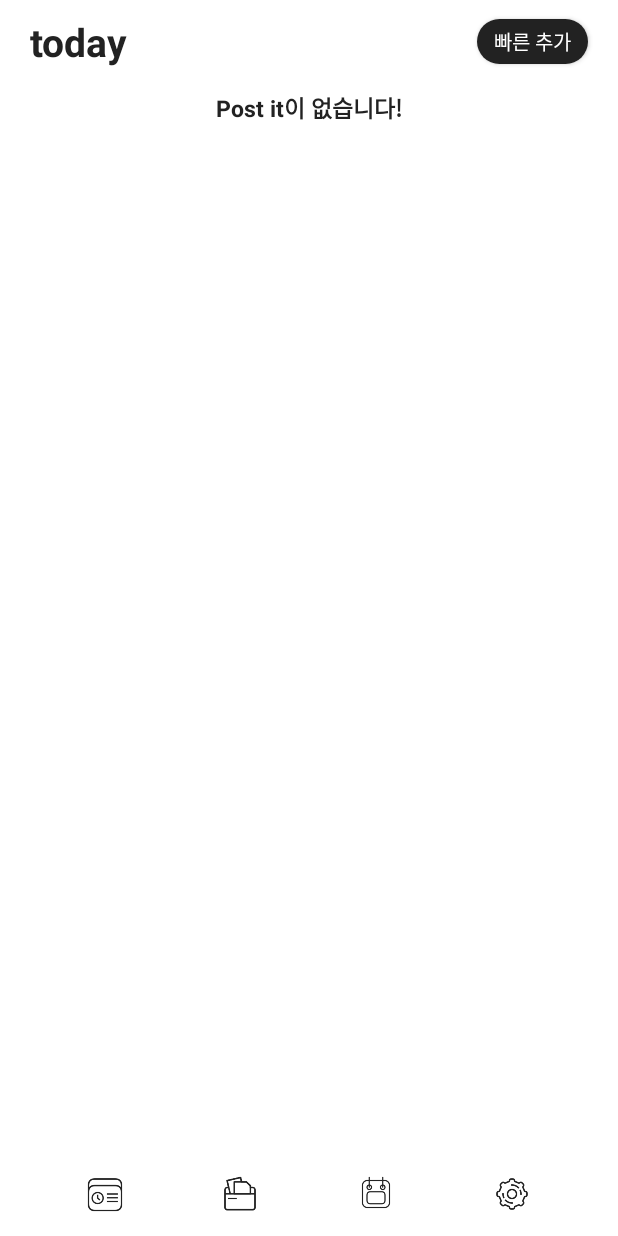
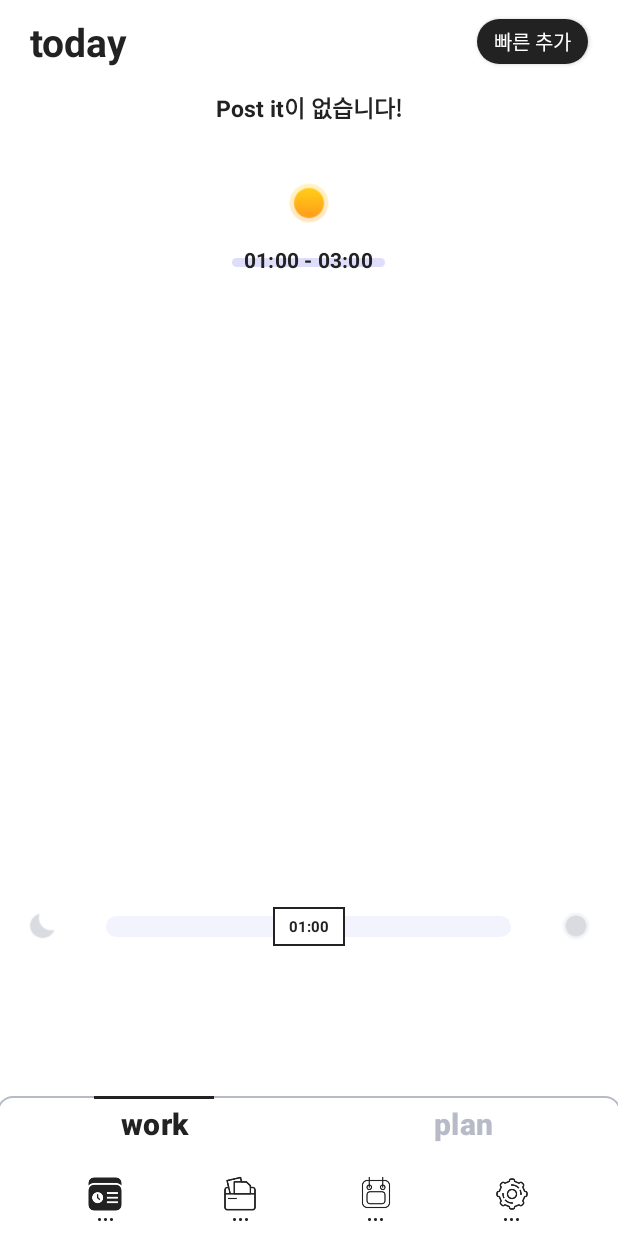
Before and after one commit to seonb2n/toodle_and_java, an Android app: the screen it shows after launch (TodayActivity before the commit, TodayWorkActivity after it), on a phone screen of 412 x 824 dp. Run offline under Robolectric (Android 15) with nearby library versions, the light colour scheme and no system bars; libraries missing offline, so code that uses them is left out: com.franmontiel.persistentcookiejar, com.jakewharton.threetenabp, com.kakao.auth, com.kakao.network, com.kakao.usermgmt; 4 statements that could not run were skipped.

Commit message:
today layout 제작

```diff
--- a/ToodleToodle/app/src/main/java/com/origincurly/toodletoodle/TodayActivity.java
+++ /dev/null
@@ -1,19 +0,0 @@
-package com.origincurly.toodletoodle;
-
-import android.os.Bundle;
-
-public class TodayActivity extends BasicActivity{
-
-    @Override
-    protected void onCreate(Bundle savedInstanceState) {
-        super.onCreate(savedInstanceState);
-        setContentView(R.layout.activity_today_work);
-        setActivity(this, this);
-
-        init();
-    }
-
-    private void init() {
-
-    }
-}
--- a/ToodleToodle/app/src/main/java/com/origincurly/toodletoodle/TodayWorkActivity.java
+++ b/ToodleToodle/app/src/main/java/com/origincurly/toodletoodle/TodayWorkActivity.java
@@ -68,6 +68,10 @@ public class TodayWorkActivity extends BasicActivity {
 
         LinearLayoutManager layoutManager = new LinearLayoutManager(this, LinearLayoutManager.HORIZONTAL, false);
         postit_RecyclerView.setLayoutManager(layoutManager);
+
+        //recycler view 로 today work 카드 뷰 형식으로 추가해줘야 함.
+
+
     }
 
     private View.OnClickListener onClickPostitItem = new View.OnClickListener() {
--- /dev/null
+++ b/ToodleToodle/app/src/main/res/drawable/custom_today_bottom_btn_back.xml
@@ -0,0 +1,19 @@
+<?xml version="1.0" encoding="utf-8"?>
+<layer-list xmlns:android="http://schemas.android.com/apk/res/android">
+    <item
+        android:bottom="-2dp"
+        android:left="-2dp"
+        android:right="-2dp"
+        android:top="1dp"
+        >
+        <shape android:shape="rectangle">
+            <solid android:color="@color/transparent" />
+            <stroke
+                android:width="1dp"
+                android:color="@color/today_bottom_button_back_stroke" />
+            <corners
+                android:topLeftRadius="10dp"
+                android:topRightRadius="10dp" />
+        </shape>
+    </item>
+</layer-list>
--- /dev/null
+++ b/ToodleToodle/app/src/main/res/drawable/custom_today_bottom_btn_off.xml
@@ -0,0 +1,16 @@
+<?xml version="1.0" encoding="utf-8"?>
+<layer-list xmlns:android="http://schemas.android.com/apk/res/android">
+    <item
+        android:bottom="-2dp"
+        android:left="-2dp"
+        android:right="-2dp"
+        android:top="1dp"
+        >
+        <shape android:shape="rectangle">
+            <solid android:color="@color/transparent" />
+            <stroke
+                android:width="1dp"
+                android:color="@color/today_bottom_button_stroke_off" />
+        </shape>
+    </item>
+</layer-list>
--- /dev/null
+++ b/ToodleToodle/app/src/main/res/drawable/custom_today_bottom_btn_on.xml
@@ -0,0 +1,16 @@
+<?xml version="1.0" encoding="utf-8"?>
+<layer-list xmlns:android="http://schemas.android.com/apk/res/android">
+    <item
+        android:bottom="-2dp"
+        android:left="-2dp"
+        android:right="-2dp"
+        android:top="1dp"
+        >
+        <shape android:shape="rectangle">
+            <solid android:color="@color/transparent" />
+            <stroke
+                android:width="2dp"
+                android:color="@color/today_bottom_button_stroke_on" />
+        </shape>
+    </item>
+</layer-list>
--- /dev/null
+++ b/ToodleToodle/app/src/main/res/drawable/custom_today_line_rectangle.xml
@@ -0,0 +1,8 @@
+<?xml version="1.0" encoding="utf-8"?>
+<shape xmlns:android="http://schemas.android.com/apk/res/android"
+    android:shape="rectangle">
+    <solid
+        android:color="@color/today_nowTime_textView_back"/>
+    <corners
+        android:radius="4dp" />
+</shape>
--- /dev/null
+++ b/ToodleToodle/app/src/main/res/drawable/custom_today_timestamp_imageview.xml
@@ -0,0 +1,8 @@
+<?xml version="1.0" encoding="utf-8"?>
+<shape xmlns:android="http://schemas.android.com/apk/res/android"
+    android:shape="rectangle">
+    <solid android:color="@color/today_timestamp_imageView"/>
+    <stroke android:width="0dp"/>
+    <corners
+        android:radius="19dp" />
+</shape>
--- /dev/null
+++ b/ToodleToodle/app/src/main/res/drawable/custom_today_timestamp_pentagon.xml
@@ -0,0 +1,9 @@
+<?xml version="1.0" encoding="utf-8"?>
+<shape
+    xmlns:android="http://schemas.android.com/apk/res/android"
+    android:shape="rectangle">
+    <solid android:color="#ffffff" />
+    <stroke
+        android:width="1dp"
+        android:color="#222222" />
+</shape>
--- a/ToodleToodle/app/src/main/res/layout/activity_today_work.xml
+++ b/ToodleToodle/app/src/main/res/layout/activity_today_work.xml
@@ -1,6 +1,5 @@
 <?xml version="1.0" encoding="utf-8"?>
-<RelativeLayout
-    xmlns:android="http://schemas.android.com/apk/res/android"
+<RelativeLayout xmlns:android="http://schemas.android.com/apk/res/android"
     android:layout_width="match_parent"
     android:layout_height="match_parent"
     android:background="@color/main_bright_back">
@@ -15,9 +14,9 @@
             android:layout_centerVertical="true"
             android:layout_marginStart="20dp"
             android:text="@string/today_title"
+            android:textColor="@color/header_bright_txt"
             android:textSize="26dp"
-            android:textStyle="bold"
-            android:textColor="@color/header_bright_txt"/>
+            android:textStyle="bold" />
 
         <Button
             android:layout_width="74dp"
@@ -25,12 +24,12 @@
             android:layout_alignParentEnd="true"
             android:layout_centerVertical="true"
             android:layout_marginEnd="20dp"
+            android:background="@drawable/custom_header_add_btn"
+            android:onClick="AddFastClicked"
             android:text="@string/header_add_fast_btn"
+            android:textColor="@color/header_add_btn_txt"
             android:textSize="13dp"
-            android:textStyle="normal"
-            android:textColor="@color/header_add_btn_txt"
-            android:background="@drawable/custom_header_add_btn"
-            android:onClick="AddFastClicked"/>
+            android:textStyle="normal" />
 
     </RelativeLayout>
 
@@ -43,7 +42,7 @@
             android:id="@+id/postit_RecyclerView"
             android:layout_width="match_parent"
             android:layout_height="match_parent"
-            android:scrollbars="none"/>
+            android:scrollbars="none" />
 
         <RelativeLayout
             android:id="@+id/postitNull_Layout"
@@ -56,21 +55,180 @@
                 android:layout_height="wrap_content"
                 android:layout_centerInParent="true"
                 android:text="@string/postit_null_txt"
+                android:textColor="@color/postit_null_txt"
                 android:textSize="15dp"
-                android:textStyle="bold"
-                android:textColor="@color/postit_null_txt"/>
+                android:textStyle="bold" />
 
             <Button
                 android:layout_width="match_parent"
                 android:layout_height="match_parent"
                 android:background="@color/transparent"
-                android:onClick="PostitNullClicked"/>
+                android:onClick="PostitNullClicked" />
 
         </RelativeLayout>
 
     </RelativeLayout>
 
-    <include
-        layout="@layout/layout_footer"/>
+
+    <RelativeLayout
+        android:layout_width="match_parent"
+        android:layout_height="30dp"
+        android:layout_marginTop="120dp">
+
+        <ImageView
+            android:id="@+id/today_time_image"
+            android:layout_width="30dp"
+            android:layout_height="30dp"
+            android:layout_centerHorizontal="true"
+            android:src="@drawable/ic_sun_30" />
+
+    </RelativeLayout>
+
+    <RelativeLayout
+        android:layout_width="match_parent"
+        android:layout_height="6dp"
+        android:layout_marginTop="172dp">
+
+        <TextView
+            android:layout_width="102dp"
+            android:layout_height="8dp"
+            android:layout_centerHorizontal="true"
+            android:background="@drawable/custom_today_line_rectangle" />
+
+    </RelativeLayout>
+
+    <RelativeLayout
+        android:layout_width="match_parent"
+        android:layout_height="wrap_content"
+        android:layout_marginTop="163dp">
+
+        <TextView
+            android:id="@+id/today_time_start_textView"
+            android:layout_width="wrap_content"
+            android:layout_height="wrap_content"
+            android:layout_centerInParent="true"
+            android:letterSpacing="0.01"
+            android:lineHeight="13sp"
+            android:lineSpacingExtra="-1sp"
+            android:text="01:00 - 03:00"
+            android:textColor="@color/project_color_null"
+            android:textSize="14sp"
+            android:textStyle="bold" />
+    </RelativeLayout>
+
+    <RelativeLayout
+        android:layout_width="match_parent"
+        android:layout_height="360dp"
+        android:layout_marginTop="190dp">
+
+        <androidx.recyclerview.widget.RecyclerView
+            android:id="@+id/today_work_RecyclerView"
+            android:layout_width="match_parent"
+            android:layout_height="match_parent" />
+
+    </RelativeLayout>
+
+    <RelativeLayout
+        android:layout_width="match_parent"
+        android:layout_height="35dp"
+        android:layout_marginTop="600dp">
+
+        <ImageView
+            android:layout_width="24dp"
+            android:layout_height="24dp"
+            android:layout_centerVertical="true"
+            android:layout_marginStart="16dp"
+            android:src="@drawable/ic_moon_24" />
+
+        <ImageView
+            android:layout_width="270dp"
+            android:layout_height="14dp"
+            android:layout_centerInParent="true"
+            android:src="@drawable/custom_today_timestamp_imageview" />
+
+        <RelativeLayout
+            android:id="@+id/timeStamp_RelativeLayout"
+            android:layout_width="48dp"
+            android:layout_height="26dp"
+            android:layout_centerHorizontal="true"
+            android:layout_centerVertical="true">
+
+            <ImageView
+                android:layout_width="match_parent"
+                android:layout_height="match_parent"
+                android:src="@drawable/custom_today_timestamp_pentagon" />
+
+            <TextView
+                android:id="@+id/timeStamp_TextView"
+                android:layout_width="match_parent"
+                android:layout_height="match_parent"
+                android:gravity="center"
+                android:lineSpacingExtra="2sp"
+                android:text="01:00"
+                android:textColor="@color/project_color_null"
+                android:textSize="10sp"
+                android:textStyle="bold" />
+
+        </RelativeLayout>
+
+        <ImageView
+            android:layout_width="24dp"
+            android:layout_height="24dp"
+            android:layout_alignParentEnd="true"
+            android:layout_centerVertical="true"
+            android:layout_marginEnd="16dp"
+            android:src="@drawable/ic_sun_24" />
+
+    </RelativeLayout>
+
+    <LinearLayout
+        android:layout_width="match_parent"
+        android:layout_height="38dp"
+        android:layout_alignParentBottom="true"
+        android:layout_marginBottom="56dp"
+        android:orientation="horizontal"
+        android:background="@drawable/custom_today_bottom_btn_back">
+
+        <RelativeLayout
+            android:layout_width="0dp"
+            android:layout_height="match_parent"
+            android:layout_weight="5">
+
+            <Button
+                android:text="work"
+                android:textStyle="bold"
+                android:textSize="20sp"
+                android:textColor="@color/today_bottom_button_stroke_on"
+                android:letterSpacing="0.01"
+                android:textAllCaps="false"
+                android:layout_width="80dp"
+                android:layout_height="match_parent"
+                android:layout_centerHorizontal="true"
+                android:background="@drawable/custom_today_bottom_btn_on" />
+
+        </RelativeLayout>
+
+        <RelativeLayout
+            android:layout_width="0dp"
+            android:layout_height="match_parent"
+            android:layout_weight="5">
+
+            <Button
+                android:text="plan"
+                android:textStyle="bold"
+                android:textSize="20sp"
+                android:textColor="@color/today_bottom_button_stroke_off"
+                android:letterSpacing="0.01"
+                android:textAllCaps="false"
+                android:layout_width="80dp"
+                android:layout_height="match_parent"
+                android:layout_centerHorizontal="true"
+                android:background="@drawable/custom_today_bottom_btn_off"/>
+
+        </RelativeLayout>
+
+    </LinearLayout>
+
+    <include layout="@layout/layout_footer" />
 
 </RelativeLayout>
--- a/ToodleToodle/app/src/main/res/values/colors.xml
+++ b/ToodleToodle/app/src/main/res/values/colors.xml
@@ -237,6 +237,14 @@
     <color name="calendar_toast_message_back">#000000</color>
     <!--endregion-->
 
+    <!--region today-->
+    <color name="today_bottom_button_back_stroke">#b6bbc7</color>
+    <color name="today_bottom_button_stroke">#222222</color>
+    <color name="today_bottom_button_stroke_on">#222222</color>
+    <color name="today_bottom_button_stroke_off">#b6bbc7</color>
+    <color name="today_timestamp_imageView">#125d5ce6</color>
+    <color name="today_nowTime_textView_back">#335d5ce6</color>
+    <!--endregion-->
 
 
 </resources>
```
Also changed, not shown: ToodleToodle/app/src/main/AndroidManifest.xml (+6 -12 lines), ToodleToodle/app/src/main/res/drawable-v24/ic_moon_24.png (added), ToodleToodle/app/src/main/res/drawable-v24/ic_sun_24.png (added), ToodleToodle/app/src/main/res/drawable-v24/ic_sun_30.png (added).
